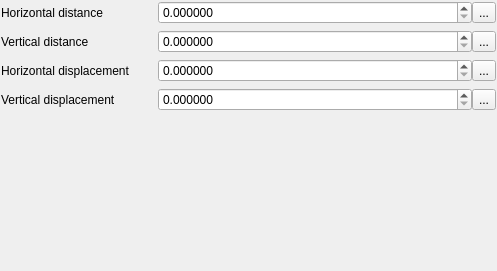
Before: the Qt Designer form src/ui/symbollayer/widget_pointpatternfill.ui in carsmie/QGIS, drawn with Qt 5.
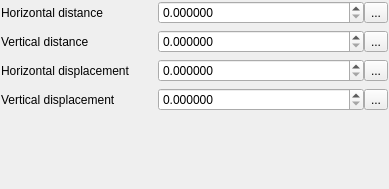
After: the same form once the commit is applied. Custom widgets are drawn as their Qt base class.

```diff
--- a/src/ui/symbollayer/widget_pointpatternfill.ui
+++ b/src/ui/symbollayer/widget_pointpatternfill.ui
@@ -6,8 +6,8 @@
    <rect>
     <x>0</x>
     <y>0</y>
-    <width>497</width>
-    <height>271</height>
+    <width>389</width>
+    <height>189</height>
    </rect>
   </property>
   <property name="windowTitle">
```
